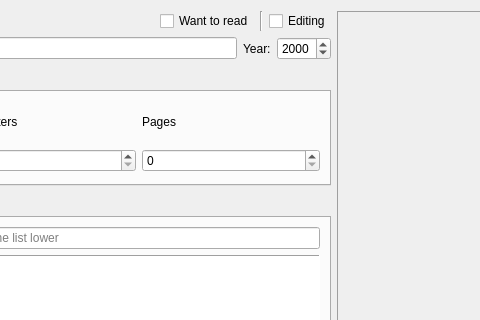
The window that dialogaddmanga.ui (LibertaSoft/DatabaseAnime) describes before a commit, drawn with Qt 5; both pictures show x 248 to 728 and y 0 to 320 of the 871 by 597 pixel window.
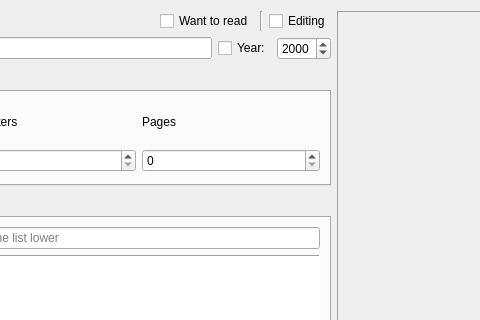
The same window after the commit. Icons and pictures are not drawn. Custom widgets are drawn as their Qt base class.

Commit message: Отключение поля Год. Manga

```diff
--- a/dialogaddmanga.ui
+++ b/dialogaddmanga.ui
@@ -91,7 +91,7 @@
           </widget>
          </item>
          <item>
-          <widget class="QLabel" name="Lbl_Year">
+          <widget class="QCheckBox" name="CBox_Year">
            <property name="text">
             <string>Year:</string>
            </property>
```
The commit also changes 2 other files.
